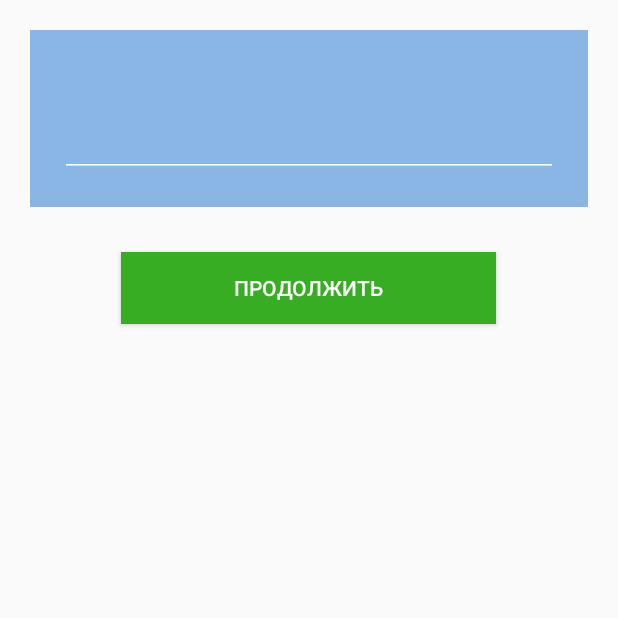
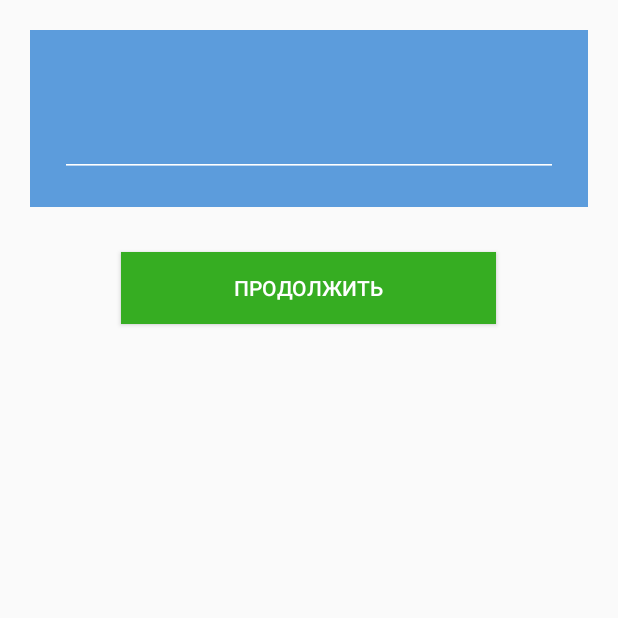
Before and after one commit to FlashA/Questionnaire, an Android app: the fragment SixthFragment shown on its own in the app's theme, on a phone screen of 412 x 824 dp, the top half of it. Run offline under Robolectric (Android 15) with nearby library versions, the phone set to English and light mode, and no system bars; 3 statements that could not run were skipped.

Commit message:
updated transparency color

```diff
--- a/app/src/main/res/values/colors.xml
+++ b/app/src/main/res/values/colors.xml
@@ -2,7 +2,7 @@
 <resources>
     <color name="button_green">#36ad22</color>
     <color name="background_main">#0a1423</color>
-    <color name="background_question">#801b75d0</color>
+    <color name="background_question">#B31b75d0</color>
     <color name="text_main">#ffffff</color>
     <color name="red">#ff0009</color>
     <color name="blue">#0100ff</color>
```
